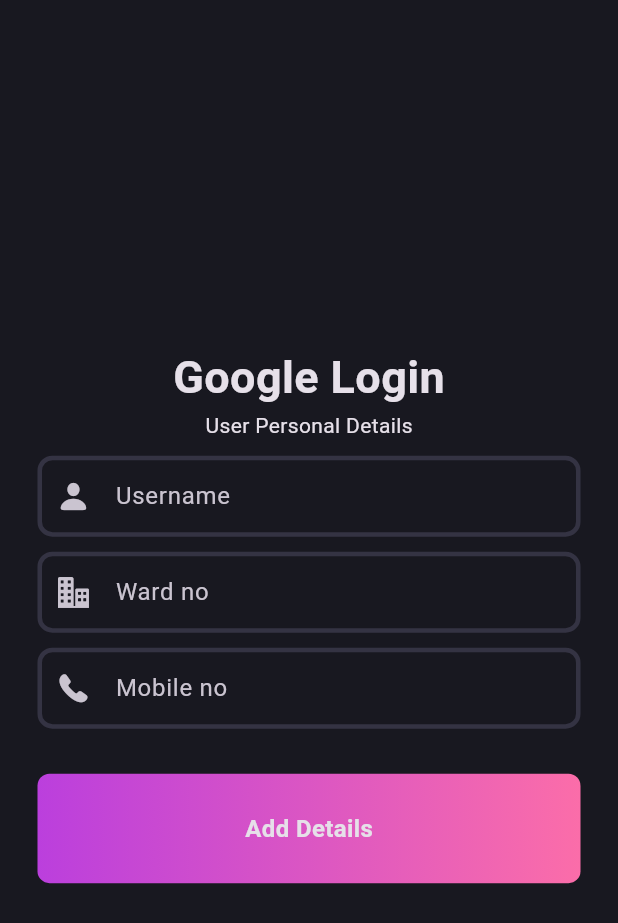
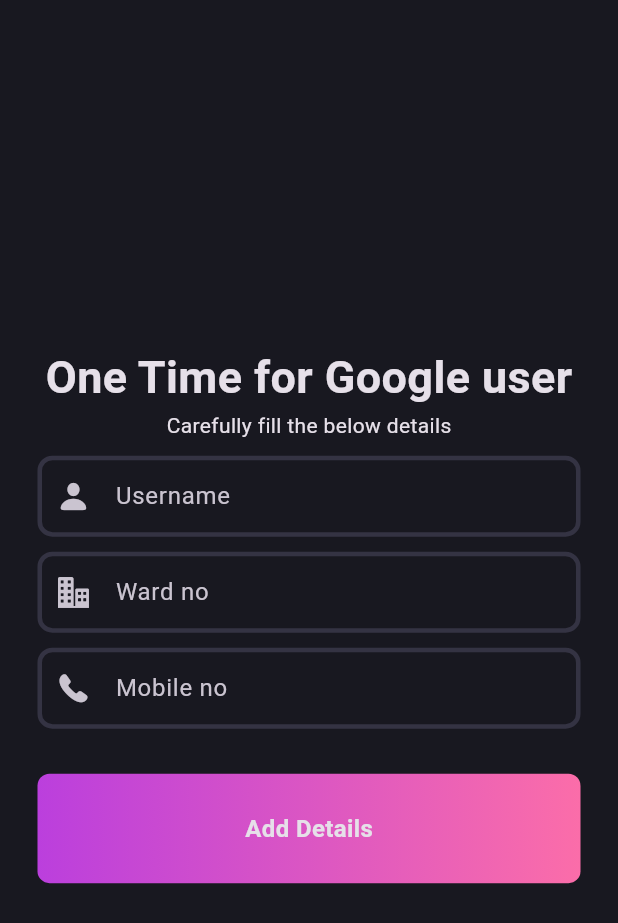
Before and after one commit to ashilCtn/E-PANCHAYT, a Flutter app: the ProfilePage screen opened by its route, after a tap on an icon or button, on a phone screen of 412 x 824 dp. Shown: the top 923 px of the screen. Run offline on Flutter 3.47's test engine with Material 3 defaults, Android fonts, the phone set to English and light mode, and no system bars; our stand-ins replace animated_splash_screen, cloud_firestore, cloud_functions, dotted_border, firebase_auth, firebase_core and 5 more; missing offline and left inert: firebase_app_check; accounts and stored records are empty.

Commit message:
Google Login Completed

```diff
--- a/flutter_application_2/lib/app_pages/More_Bar/ProfilePage/google_reg.dart
+++ b/flutter_application_2/lib/app_pages/More_Bar/ProfilePage/google_reg.dart
@@ -83,7 +83,7 @@ class _GoogleRegState extends State<GoogleReg> {
               children: [
                 const SizedBox(height: 10),
                 const Text(
-                  "Google Login",
+                  "One Time for Google user",
                   style: TextStyle(
                     fontSize: 30,
                     fontWeight: FontWeight.bold,
@@ -92,7 +92,7 @@ class _GoogleRegState extends State<GoogleReg> {
                 const SizedBox(height: 0.5),
                 const Padding(
                   padding: EdgeInsets.symmetric(horizontal: 25),
-                  child: Text("User Personal Details"),
+                  child: Text("Carefully fill the below details"),
                 ),
                 const SizedBox(height: 10),
                 Form(
--- a/flutter_application_2/lib/app_pages/More_Bar/ProfilePage/prof_abstract.dart
+++ b/flutter_application_2/lib/app_pages/More_Bar/ProfilePage/prof_abstract.dart
@@ -1,19 +1,34 @@
 import 'package:firebase_auth/firebase_auth.dart';
+import 'package:flutter_application_2/services/firestore_register.dart';
 
 class ProfileAbstraction {
-  User? user = FirebaseAuth.instance.currentUser;
+  final FirebaseAuth _auth = FirebaseAuth.instance;
 
   Future<bool> checkProfile() async {
+    User? user = _auth.currentUser;
+
     if (user == null) {
       return false; // User is not signed in
     }
 
-    String? email = user!.email;
+    String? email = user.email;
+
     if (email != null) {
-      // You can perform further checks on the email or user profile here
-      return true;
+      try {
+        List<String> userEmailList =
+            await FireStoreRegister().getAllUserEmails();
+
+        if (!userEmailList.contains(email)) {
+          return true; // User email is not in Firestore
+        } else {
+          return false; // User email is already in Firestore
+        }
+      } catch (e) {
+        print('Error fetching user emails: $e');
+        return false; // Error occurred, return false
+      }
     } else {
-      return false;
+      return false; // User email is null
     }
   }
 }
--- a/flutter_application_2/lib/app_pages/More_Bar/ProfilePage/profile_page.dart
+++ b/flutter_application_2/lib/app_pages/More_Bar/ProfilePage/profile_page.dart
@@ -1,6 +1,7 @@
 import 'package:firebase_auth/firebase_auth.dart';
 import 'package:flutter/cupertino.dart';
 import 'package:flutter/material.dart';
+import 'package:flutter_application_2/app_pages/More_Bar/ProfilePage/prof_abstract.dart';
 import 'package:flutter_application_2/services/firestore_register.dart';
 import 'package:flutter_application_2/services/profile_firestore.dart';
 
@@ -12,6 +13,7 @@ class ProfilePage extends StatefulWidget {
 }
 
 class _ProfilePageState extends State<ProfilePage> {
+  ProfileAbstraction profileAbstraction = ProfileAbstraction();
   /////////////////////////////////////////////////////////////////////////////
   FireStoreRegister fireStoreRegister = FireStoreRegister();
   FireStoreServiceProfile fireStoreServiceProfile = FireStoreServiceProfile();
@@ -72,23 +74,35 @@ class _ProfilePageState extends State<ProfilePage> {
         ),
         title: const Text('Profile'),
         actions: [
-          IconButton(
+          FutureBuilder<bool>(
+            future: profileAbstraction.checkProfile(),
+            builder: (context, snapshot) {
+              print(snapshot);
+              if (snapshot.connectionState == ConnectionState.waiting) {
+                return const SizedBox.shrink(); // Or show a loading indicator
+              } else if (snapshot.hasError) {
+                return const SizedBox.shrink(); // Optionally handle error case
+              } else if (snapshot.hasData && snapshot.data == true) {
+                return IconButton(
                   onPressed: () {
                     Navigator.pushNamed(context, 'googlereg');
                   },
                   icon: const Icon(
-                  CupertinoIcons.person_crop_circle_fill_badge_exclam)),
-          const SizedBox(
-            width: 1,
+                      CupertinoIcons.person_crop_circle_fill_badge_exclam),
+                );
+              } else {
+                return const SizedBox.shrink(); // If profile check fails
+              }
+            },
           ),
+          const SizedBox(width: 1),
           IconButton(
             onPressed: () {
               Navigator.pushNamed(context, 'profileupdate');
             },
-              icon: const Icon(CupertinoIcons.create)),
-          const SizedBox(
-            width: 10,
+            icon: const Icon(CupertinoIcons.create),
           ),
+          const SizedBox(width: 10),
         ],
       ),
       body: Padding(
--- a/flutter_application_2/lib/services/firestore_register.dart
+++ b/flutter_application_2/lib/services/firestore_register.dart
@@ -32,6 +32,19 @@ class FireStoreRegister {
     List<Map<String, dynamic>> usersData =
         snapshot.docs.map((doc) => doc.data()).toList();
     return usersData;
+  }
+
+  Future<List<String>> getAllUserEmails() async {
+    try {
+      QuerySnapshot<Map<String, dynamic>> snapshot =
+          await FirebaseFirestore.instance.collection('Normal_Users').get();
+      List<String> emails =
+          snapshot.docs.map((doc) => doc.data()['Email'] as String).toList();
+      return emails;
+    } catch (e) {
+      print('Error fetching Google user emails: $e');
+      return [];
+    }
   }
 
   Future<UserData?> getCurrentUserData(String userEmail) async {
```
Lines whose indentation alone changed are shown as unchanged.
